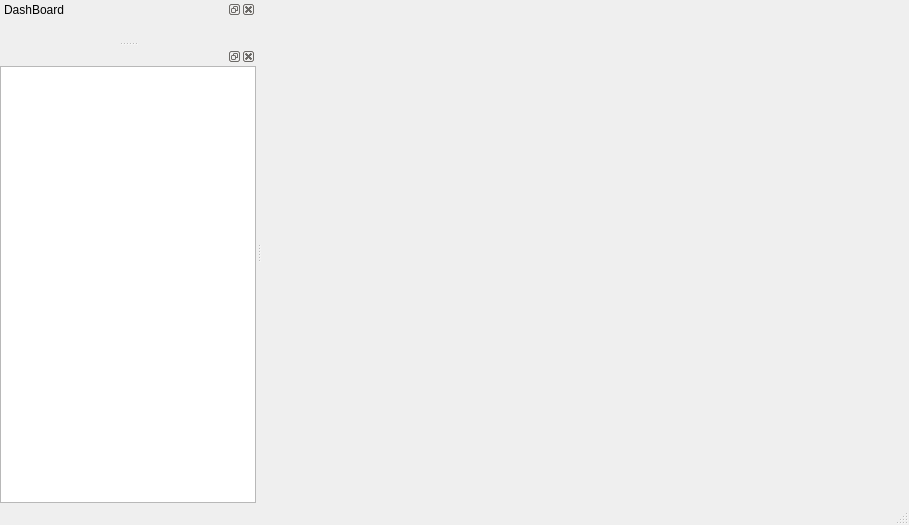
Above: hbdbu/dbu.ui from FiveTechSoft/qtcontribs before the change. Below: the same form after it.
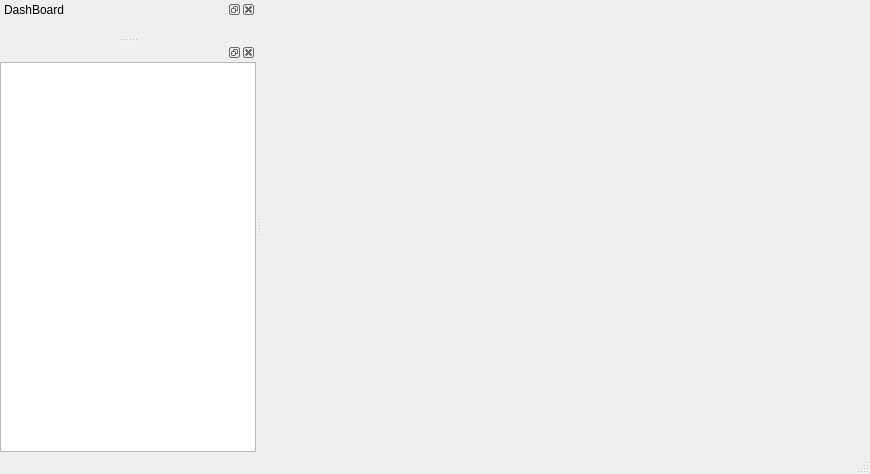
That is the form after the change. The open tabs and pages were chosen to show the change.

```diff
--- a/hbdbu/dbu.ui
+++ b/hbdbu/dbu.ui
@@ -6,8 +6,8 @@
    <rect>
     <x>0</x>
     <y>0</y>
-    <width>909</width>
-    <height>525</height>
+    <width>870</width>
+    <height>474</height>
    </rect>
   </property>
   <property name="windowTitle">
```
Left out of the diff: 22 changed lines with no effect on the pictures.
